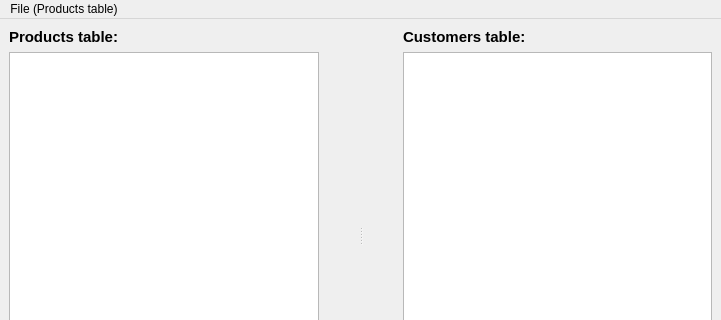
Qt form mainwindow.ui (VolodymirM/Avocado) before a commit; both pictures show x 0 to 721 and y 0 to 320 of the 721 by 501 pixel window.
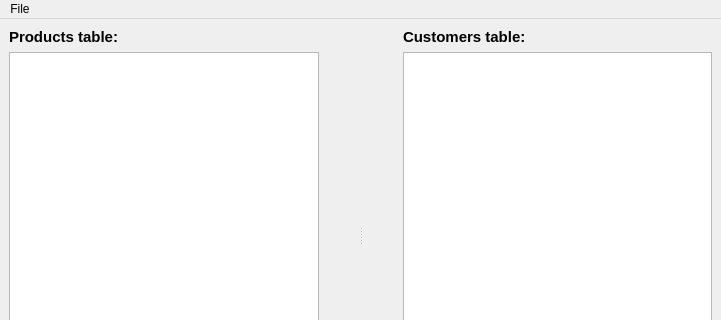
The same form after that commit. Icons and pictures are not drawn.

The edit to the form file:
```diff
--- a/mainwindow.ui
+++ b/mainwindow.ui
@@ -250,7 +250,7 @@
    </property>
    <widget class="QMenu" name="menuFile">
     <property name="title">
-     <string>File (Products table)</string>
+     <string>File</string>
     </property>
     <addaction name="actionSave"/>
     <addaction name="actionSave_as"/>
```
Left out of the diff: 8 changed lines with no effect on the pictures.
